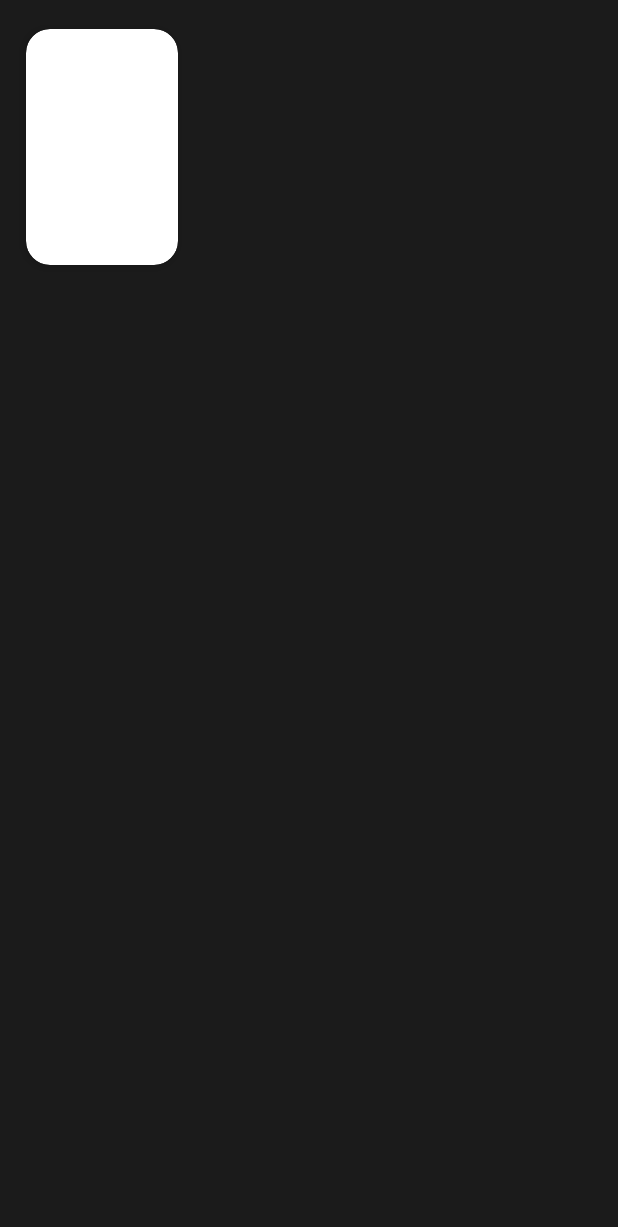
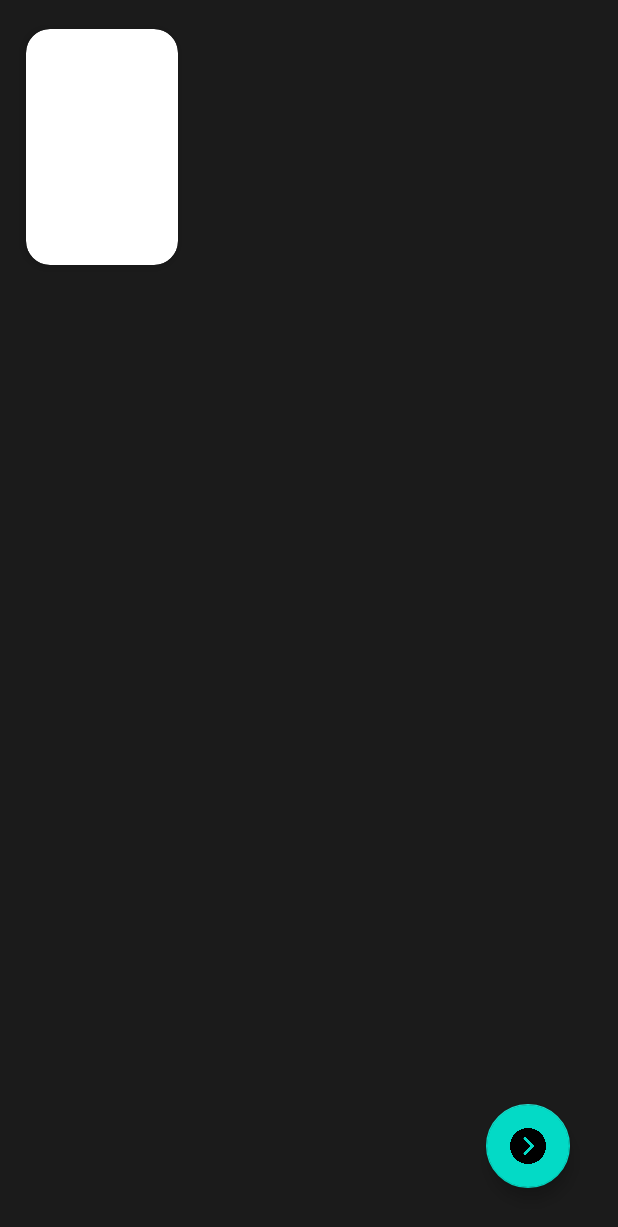
Before and after one commit to GhostRebornn/WanPisu, an Android app: the layout fragment_jikan.xml on its own in the app's theme, with its tools: preview values and no code run, on a phone screen of 412 x 824 dp. Shown: the top 1227 px of the screen. Run offline under Robolectric (Android 15) with nearby library versions, the phone set to English and light mode, and no system bars.

Commit message:
Watch anime from floating acttion button

```diff
--- a/app/src/main/java/in/ghostreborn/wanpisu/fragment/AnimeDetailFragment.java
+++ b/app/src/main/java/in/ghostreborn/wanpisu/fragment/AnimeDetailFragment.java
@@ -1,5 +1,6 @@
 package in.ghostreborn.wanpisu.fragment;
 
+import android.content.Intent;
 import android.os.Bundle;
 import android.os.Handler;
 import android.os.Looper;
@@ -11,6 +12,7 @@ import android.widget.TextView;
 
 import androidx.fragment.app.Fragment;
 
+import com.google.android.material.floatingactionbutton.FloatingActionButton;
 import com.squareup.picasso.Picasso;
 
 import java.util.concurrent.ExecutorService;
@@ -20,12 +22,14 @@ import in.ghostreborn.wanpisu.R;
 import in.ghostreborn.wanpisu.constants.Constants;
 import in.ghostreborn.wanpisu.model.AllAnime;
 import in.ghostreborn.wanpisu.parser.AllAnimeParser;
+import in.ghostreborn.wanpisu.ui.EpisodeActivity;
 
 public class AnimeDetailFragment extends Fragment {
 
     TextView detailAnimeNameText;
     TextView detailAnimeSynopsisText;
     ImageView detailAnimeImageView;
+    FloatingActionButton detailWatchFloatingButton;
 
     @Override
     public View onCreateView(LayoutInflater inflater, ViewGroup container,
@@ -35,6 +39,7 @@ public class AnimeDetailFragment extends Fragment {
         detailAnimeNameText = view.findViewById(R.id.detail_anime_name_text);
         detailAnimeSynopsisText = view.findViewById(R.id.detail_anime_synopsis_text);
         detailAnimeImageView = view.findViewById(R.id.detail_anime_image_view);
+        detailWatchFloatingButton = view.findViewById(R.id.detail_watch_floating_button);
 
         getDetails();
         return view;
@@ -50,6 +55,9 @@ public class AnimeDetailFragment extends Fragment {
                 detailAnimeNameText.setText(allAnime.getName());
                 detailAnimeSynopsisText.setText(allAnime.getDescription());
                 Picasso.get().load(allAnime.getThumbnail()).into(detailAnimeImageView);
+                detailWatchFloatingButton.setOnClickListener(v -> requireContext().startActivity(
+                        new Intent(getContext(), EpisodeActivity.class)
+                ));
             });
         });
     }
--- a/app/src/main/java/in/ghostreborn/wanpisu/fragment/JikanFragment.java
+++ b/app/src/main/java/in/ghostreborn/wanpisu/fragment/JikanFragment.java
@@ -1,5 +1,6 @@
 package in.ghostreborn.wanpisu.fragment;
 
+import android.content.Intent;
 import android.os.Bundle;
 import android.os.Handler;
 import android.os.Looper;
@@ -11,6 +12,7 @@ import android.widget.TextView;
 
 import androidx.fragment.app.Fragment;
 
+import com.google.android.material.floatingactionbutton.FloatingActionButton;
 import com.squareup.picasso.Picasso;
 
 import java.util.concurrent.ExecutorService;
@@ -20,6 +22,7 @@ import in.ghostreborn.wanpisu.R;
 import in.ghostreborn.wanpisu.constants.Constants;
 import in.ghostreborn.wanpisu.model.Jikan;
 import in.ghostreborn.wanpisu.parser.AllAnimeParser;
+import in.ghostreborn.wanpisu.ui.EpisodeActivity;
 
 public class JikanFragment extends Fragment {
 
@@ -37,6 +40,7 @@ public class JikanFragment extends Fragment {
     TextView jikanAnimeSeasonText;
     TextView jikanAnimeBroadcastText;
     TextView jikanAnimeSynopsisText;
+    FloatingActionButton watchFloatingButton;
 
     @Override
     public View onCreateView(LayoutInflater inflater, ViewGroup container,
@@ -62,6 +66,7 @@ public class JikanFragment extends Fragment {
         jikanAnimeSeasonText = view.findViewById(R.id.jikan_anime_season_text);
         jikanAnimeBroadcastText = view.findViewById(R.id.jikan_anime_broadcast_text);
         jikanAnimeSynopsisText = view.findViewById(R.id.jikan_anime_synopsis_text);
+        watchFloatingButton = view.findViewById(R.id.jikan_watch_floating_button);
     }
 
     private void getJikans() {
@@ -89,6 +94,9 @@ public class JikanFragment extends Fragment {
                 jikanAnimeSeasonText.setText(jikan.getSeason());
                 jikanAnimeBroadcastText.setText(jikan.getBroadcast());
                 jikanAnimeSynopsisText.setText(jikan.getSynopsis());
+                watchFloatingButton.setOnClickListener(v -> requireContext().startActivity(
+                        new Intent(getContext(), EpisodeActivity.class)
+                ));
             });
         });
     }
--- a/app/src/main/java/in/ghostreborn/wanpisu/parser/JikanParser.java
+++ b/app/src/main/java/in/ghostreborn/wanpisu/parser/JikanParser.java
@@ -41,10 +41,8 @@ public class JikanParser {
             ArrayList<String> titles = new ArrayList<>();
             JSONArray titlesArray = dataObject.getJSONArray("titles");
             for (int i = 0; i < titlesArray.length(); i++) {
-                JSONObject titlesObject = titlesArray.getJSONObject(i);
-                String titleAtPosition = titlesObject.getString("type") +
-                        ":" + titlesObject.getString("title");
-                titles.add(titleAtPosition);
+                String titleNow = titlesArray.getJSONObject(i).getString("title");
+                titles.add(titleNow);
             }
             String type = dataObject.getString("type");
             String source = dataObject.getString("source");
--- a/app/src/main/res/layout/fragment_anime_detail.xml
+++ b/app/src/main/res/layout/fragment_anime_detail.xml
@@ -51,4 +51,17 @@
         app:layout_constraintStart_toEndOf="@+id/cardView"
         app:layout_constraintTop_toTopOf="parent" />
 
+    <com.google.android.material.floatingactionbutton.FloatingActionButton
+        android:id="@+id/detail_watch_floating_button"
+        android:layout_width="wrap_content"
+        android:layout_height="wrap_content"
+        android:layout_marginEnd="32dp"
+        android:layout_marginBottom="32dp"
+        android:contentDescription="@string/move_button"
+        android:clickable="true"
+        android:src="@drawable/next"
+        app:layout_constraintBottom_toBottomOf="parent"
+        app:layout_constraintEnd_toEndOf="parent"
+        android:focusable="true" />
+
 </androidx.constraintlayout.widget.ConstraintLayout>
--- a/app/src/main/res/layout/fragment_jikan.xml
+++ b/app/src/main/res/layout/fragment_jikan.xml
@@ -16,14 +16,15 @@
         app:cardCornerRadius="16dp"
         app:cardElevation="4dp"
         app:cardUseCompatPadding="true"
+        app:layout_constraintEnd_toStartOf="@+id/jikan_anime_name_text"
         app:layout_constraintStart_toStartOf="parent"
         app:layout_constraintTop_toTopOf="parent">
 
         <ImageView
-            android:contentDescription="@string/anime_image"
             android:id="@+id/jikan_anime_image_view"
             android:layout_width="match_parent"
             android:layout_height="match_parent"
+            android:contentDescription="@string/anime_image"
             android:scaleType="centerCrop" />
 
     </androidx.cardview.widget.CardView>
@@ -32,9 +33,9 @@
         android:id="@+id/jikan_anime_name_text"
         android:layout_width="0dp"
         android:layout_height="wrap_content"
-        android:layout_marginStart="8dp"
         android:layout_marginTop="8dp"
-        android:layout_marginEnd="8dp"
+        android:textSize="20sp"
+        android:textStyle="bold"
         app:layout_constraintEnd_toEndOf="parent"
         app:layout_constraintStart_toEndOf="@+id/cardView"
         app:layout_constraintTop_toTopOf="parent" />
@@ -43,84 +44,91 @@
         android:id="@+id/jikan_anime_titles_text"
         android:layout_width="0dp"
         android:layout_height="wrap_content"
-        android:layout_marginStart="8dp"
-        android:layout_marginEnd="8dp"
         app:layout_constraintEnd_toEndOf="parent"
         app:layout_constraintStart_toEndOf="@+id/cardView"
         app:layout_constraintTop_toBottomOf="@+id/jikan_anime_name_text" />
 
     <TextView
         android:id="@+id/jikan_anime_type_text"
-        android:layout_width="wrap_content"
+        android:layout_width="0dp"
         android:layout_height="wrap_content"
-        android:layout_marginStart="8dp"
+        app:layout_constraintEnd_toStartOf="@+id/jikan_anime_source_text"
         app:layout_constraintStart_toEndOf="@+id/cardView"
         app:layout_constraintTop_toBottomOf="@+id/jikan_anime_titles_text" />
 
     <TextView
         android:id="@+id/jikan_anime_source_text"
-        android:layout_width="wrap_content"
+        android:layout_width="0dp"
         android:layout_height="wrap_content"
+        app:layout_constraintEnd_toStartOf="@+id/jikan_anime_episodes_text"
         app:layout_constraintStart_toEndOf="@+id/jikan_anime_type_text"
-        app:layout_constraintTop_toBottomOf="@+id/jikan_anime_titles_text" />
+        app:layout_constraintTop_toTopOf="@+id/jikan_anime_type_text" />
 
     <TextView
         android:id="@+id/jikan_anime_episodes_text"
-        android:layout_width="wrap_content"
+        android:layout_width="0dp"
         android:layout_height="wrap_content"
+        app:layout_constraintEnd_toEndOf="parent"
         app:layout_constraintStart_toEndOf="@+id/jikan_anime_source_text"
-        app:layout_constraintTop_toBottomOf="@+id/jikan_anime_titles_text" />
+        app:layout_constraintTop_toTopOf="@+id/jikan_anime_type_text" />
 
     <TextView
         android:id="@+id/jikan_anime_status_text"
-        android:layout_width="wrap_content"
+        android:layout_width="0dp"
         android:layout_height="wrap_content"
-        app:layout_constraintStart_toEndOf="@+id/jikan_anime_episodes_text"
-        app:layout_constraintTop_toBottomOf="@+id/jikan_anime_titles_text" />
-
-    <TextView
-        android:id="@+id/jikan_anime_aired_text"
-        android:layout_width="wrap_content"
-        android:layout_height="wrap_content"
-        android:layout_marginStart="8dp"
+        app:layout_constraintEnd_toStartOf="@+id/jikan_anime_score_text"
         app:layout_constraintStart_toEndOf="@+id/cardView"
         app:layout_constraintTop_toBottomOf="@+id/jikan_anime_type_text" />
 
     <TextView
+        android:id="@+id/jikan_anime_aired_text"
+        android:layout_width="0dp"
+        android:layout_height="wrap_content"
+        app:layout_constraintEnd_toEndOf="parent"
+        app:layout_constraintHorizontal_bias="1.0"
+        app:layout_constraintStart_toEndOf="@+id/cardView"
+        app:layout_constraintTop_toBottomOf="@+id/jikan_anime_status_text" />
+
+    <TextView
         android:id="@+id/jikan_anime_duration_text"
-        android:layout_width="wrap_content"
+        android:layout_width="0dp"
         android:layout_height="wrap_content"
-        app:layout_constraintStart_toEndOf="@+id/jikan_anime_aired_text"
-        app:layout_constraintTop_toBottomOf="@+id/jikan_anime_source_text" />
+        app:layout_constraintEnd_toStartOf="@+id/jikan_anime_rating_text"
+        app:layout_constraintStart_toEndOf="@+id/cardView"
+        app:layout_constraintStart_toStartOf="@+id/jikan_anime_status_text"
+        app:layout_constraintTop_toBottomOf="@+id/jikan_anime_aired_text" />
 
     <TextView
         android:id="@+id/jikan_anime_rating_text"
-        android:layout_width="wrap_content"
+        android:layout_width="0dp"
         android:layout_height="wrap_content"
-        app:layout_constraintStart_toEndOf="@+id/jikan_anime_duration_text"
-        app:layout_constraintTop_toBottomOf="@+id/jikan_anime_episodes_text" />
-
-    <TextView
-        android:id="@+id/jikan_anime_score_text"
-        android:layout_width="wrap_content"
-        android:layout_height="wrap_content"
-        app:layout_constraintStart_toEndOf="@+id/jikan_anime_rating_text"
-        app:layout_constraintTop_toBottomOf="@+id/jikan_anime_status_text" />
-
-    <TextView
-        android:id="@+id/jikan_anime_season_text"
-        android:layout_width="wrap_content"
-        android:layout_height="wrap_content"
-        android:layout_marginStart="8dp"
+        app:layout_constraintEnd_toEndOf="parent"
         app:layout_constraintStart_toEndOf="@+id/cardView"
         app:layout_constraintTop_toBottomOf="@+id/jikan_anime_aired_text" />
 
     <TextView
+        android:id="@+id/jikan_anime_score_text"
+        android:layout_width="0dp"
+        android:layout_height="wrap_content"
+        app:layout_constraintEnd_toEndOf="parent"
+        app:layout_constraintStart_toEndOf="@+id/jikan_anime_status_text"
+        app:layout_constraintTop_toTopOf="@+id/jikan_anime_status_text" />
+
+    <TextView
+        android:id="@+id/jikan_anime_season_text"
+        android:layout_width="0dp"
+        android:layout_height="wrap_content"
+        app:layout_constraintEnd_toStartOf="@+id/jikan_anime_broadcast_text"
+        app:layout_constraintStart_toEndOf="@+id/cardView"
+        app:layout_constraintTop_toBottomOf="@+id/jikan_anime_rating_text" />
+
+    <TextView
         android:id="@+id/jikan_anime_broadcast_text"
-        android:layout_width="wrap_content"
+        android:layout_width="0dp"
         android:layout_height="wrap_content"
+        app:layout_constraintEnd_toEndOf="parent"
         app:layout_constraintStart_toEndOf="@+id/jikan_anime_season_text"
-        app:layout_constraintTop_toBottomOf="@+id/jikan_anime_duration_text" />
+        app:layout_constraintTop_toTopOf="@+id/jikan_anime_season_text" />
 
     <TextView
         android:id="@+id/jikan_anime_synopsis_text"
@@ -133,4 +141,17 @@
         app:layout_constraintEnd_toEndOf="parent"
         app:layout_constraintStart_toStartOf="parent"
         app:layout_constraintTop_toBottomOf="@+id/cardView" />
+
+    <com.google.android.material.floatingactionbutton.FloatingActionButton
+        android:id="@+id/jikan_watch_floating_button"
+        android:layout_width="wrap_content"
+        android:layout_height="wrap_content"
+        android:layout_marginEnd="32dp"
+        android:layout_marginBottom="32dp"
+        android:clickable="true"
+        android:src="@drawable/next"
+        android:contentDescription="@string/move_button"
+        app:layout_constraintBottom_toBottomOf="parent"
+        app:layout_constraintEnd_toEndOf="parent"
+        android:focusable="true" />
 </androidx.constraintlayout.widget.ConstraintLayout>
```
Also changed, not shown: app/src/main/res/drawable/next.png (added).
